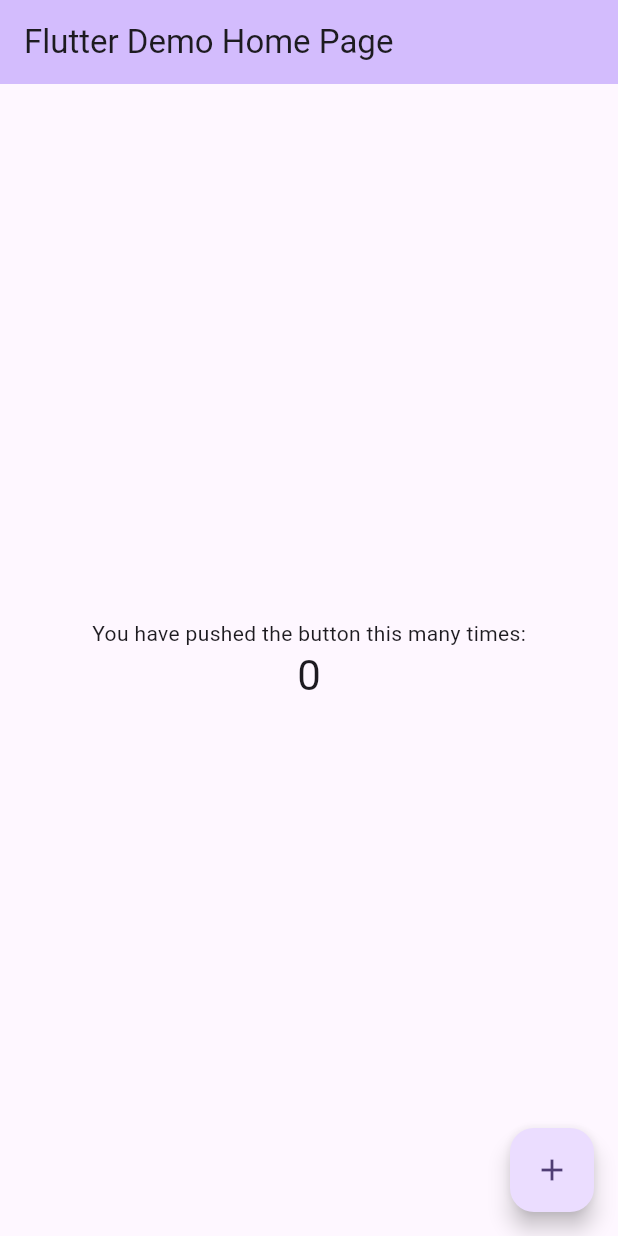
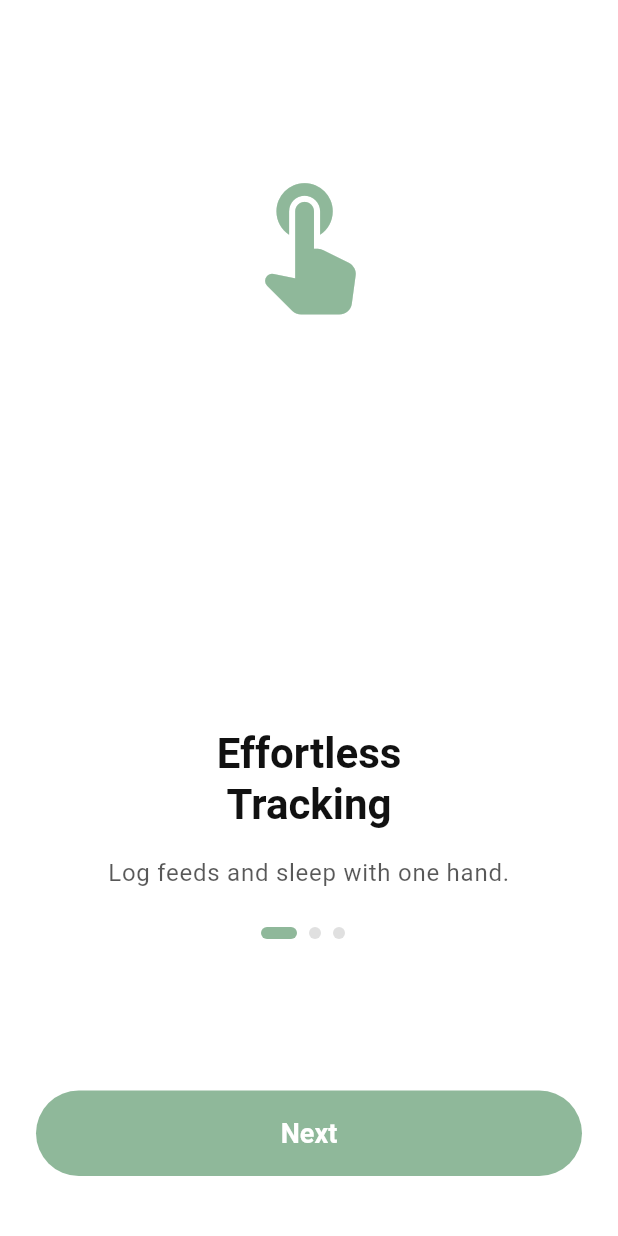
Before and after one commit to Musama987/baby_care, a Flutter app: the screen it shows after launch, on a phone screen of 412 x 824 dp. Run offline on Flutter 3.47's test engine with Material 3 defaults, Android fonts, the phone set to English and light mode, and no system bars; Roboto replaces fonts that are missing (Poppins).

Commit message:
feat: add initial app structure, color definitions, and onboarding screen.

```diff
--- a/lib/main.dart
+++ b/lib/main.dart
@@ -1,4 +1,7 @@
+import 'package:baby_care/screens/onboarding/onboarding.dart';
 import 'package:flutter/material.dart';
+import 'utils/app_themes.dart';
+
 
 void main() {
   runApp(const MyApp());
@@ -7,116 +10,19 @@ void main() {
 class MyApp extends StatelessWidget {
   const MyApp({super.key});
 
-  // This widget is the root of your application.
   @override
   Widget build(BuildContext context) {
     return MaterialApp(
-      title: 'Flutter Demo',
-      theme: ThemeData(
-        // This is the theme of your application.
-        //
-        // TRY THIS: Try running your application with "flutter run". You'll see
-        // the application has a purple toolbar. Then, without quitting the app,
-        // try changing the seedColor in the colorScheme below to Colors.green
-        // and then invoke "hot reload" (save your changes or press the "hot
-        // reload" button in a Flutter-supported IDE, or press "r" if you used
-        // the command line to start the app).
-        //
-        // Notice that the counter didn't reset back to zero; the application
-        // state is not lost during the reload. To reset the state, use hot
-        // restart instead.
-        //
-        // This works for code too, not just values: Most code changes can be
-        // tested with just a hot reload.
-        colorScheme: .fromSeed(seedColor: Colors.deepPurple),
-      ),
-      home: const MyHomePage(title: 'Flutter Demo Home Page'),
+      title: 'Baby Care',
+      debugShowCheckedModeBanner: false,
+
+      // Apply the Custom Themes defined in app_themes.dart
+      theme: AppTheme.lightTheme,
+      darkTheme: AppTheme.darkTheme,
+      themeMode: ThemeMode.system, // Uses device system setting (Light/Dark)
+
+      // Set Onboarding as the home screen
+      home: const OnboardingScreen(),
     );
   }
 }
-
-class MyHomePage extends StatefulWidget {
-  const MyHomePage({super.key, required this.title});
-
-  // This widget is the home page of your application. It is stateful, meaning
-  // that it has a State object (defined below) that contains fields that affect
-  // how it looks.
-
-  // This class is the configuration for the state. It holds the values (in this
-  // case the title) provided by the parent (in this case the App widget) and
-  // used by the build method of the State. Fields in a Widget subclass are
-  // always marked "final".
-
-  final String title;
-
-  @override
-  State<MyHomePage> createState() => _MyHomePageState();
-}
-
-class _MyHomePageState extends State<MyHomePage> {
-  int _counter = 0;
-
-  void _incrementCounter() {
-    setState(() {
-      // This call to setState tells the Flutter framework that something has
-      // changed in this State, which causes it to rerun the build method below
-      // so that the display can reflect the updated values. If we changed
-      // _counter without calling setState(), then the build method would not be
-      // called again, and so nothing would appear to happen.
-      _counter++;
-    });
-  }
-
-  @override
-  Widget build(BuildContext context) {
-    // This method is rerun every time setState is called, for instance as done
-    // by the _incrementCounter method above.
-    //
-    // The Flutter framework has been optimized to make rerunning build methods
-    // fast, so that you can just rebuild anything that needs updating rather
-    // than having to individually change instances of widgets.
-    return Scaffold(
-      appBar: AppBar(
-        // TRY THIS: Try changing the color here to a specific color (to
-        // Colors.amber, perhaps?) and trigger a hot reload to see the AppBar
-        // change color while the other colors stay the same.
-        backgroundColor: Theme.of(context).colorScheme.inversePrimary,
-        // Here we take the value from the MyHomePage object that was created by
-        // the App.build method, and use it to set our appbar title.
-        title: Text(widget.title),
-      ),
-      body: Center(
-        // Center is a layout widget. It takes a single child and positions it
-        // in the middle of the parent.
-        child: Column(
-          // Column is also a layout widget. It takes a list of children and
-          // arranges them vertically. By default, it sizes itself to fit its
-          // children horizontally, and tries to be as tall as its parent.
-          //
-          // Column has various properties to control how it sizes itself and
-          // how it positions its children. Here we use mainAxisAlignment to
-          // center the children vertically; the main axis here is the vertical
-          // axis because Columns are vertical (the cross axis would be
-          // horizontal).
-          //
-          // TRY THIS: Invoke "debug painting" (choose the "Toggle Debug Paint"
-          // action in the IDE, or press "p" in the console), to see the
-          // wireframe for each widget.
-          mainAxisAlignment: .center,
-          children: [
-            const Text('You have pushed the button this many times:'),
-            Text(
-              '$_counter',
-              style: Theme.of(context).textTheme.headlineMedium,
-            ),
-          ],
-        ),
-      ),
-      floatingActionButton: FloatingActionButton(
-        onPressed: _incrementCounter,
-        tooltip: 'Increment',
-        child: const Icon(Icons.add),
-      ),
-    );
-  }
-}
--- a/lib/screens/onboarding/onboarding.dart
+++ b/lib/screens/onboarding/onboarding.dart
@@ -0,0 +1,188 @@
+import 'package:baby_care/utils/app_colors.dart';
+import 'package:flutter/material.dart';
+
+// If you cannot import relative paths, use: import 'package:baby_care/utils/app_colors.dart';
+
+class OnboardingScreen extends StatefulWidget {
+  const OnboardingScreen({super.key});
+
+  @override
+  State<OnboardingScreen> createState() => _OnboardingScreenState();
+}
+
+class _OnboardingScreenState extends State<OnboardingScreen> {
+  final PageController _pageController = PageController();
+  int _currentPage = 0;
+
+  // Data for the three screens based on your reference image
+  final List<Map<String, dynamic>> _onboardingData = [
+    {
+      "title": "Effortless\nTracking",
+      "text": "Log feeds and sleep with one hand.",
+      "icon":
+          Icons.touch_app_rounded, // Placeholder for "Man relaxing with phone"
+    },
+    {
+      "title": "Understand\nTheir Rhythm.",
+      "text": "Spot patterns in growth and behavior.",
+      "icon": Icons.bar_chart_rounded, // Placeholder for "Charts/Graphs"
+    },
+    {
+      "title": "Your Village\nawaits.",
+      "text": "Connect with parents on the same journey.",
+      "icon": Icons.groups_rounded, // Placeholder for "Parents group"
+    },
+  ];
+
+  @override
+  Widget build(BuildContext context) {
+    final theme = Theme.of(context);
+    final size = MediaQuery.of(context).size;
+
+    return Scaffold(
+      backgroundColor: theme.scaffoldBackgroundColor,
+      body: SafeArea(
+        child: Column(
+          children: [
+            Expanded(
+              flex: 3,
+              child: PageView.builder(
+                controller: _pageController,
+                onPageChanged: (value) {
+                  setState(() {
+                    _currentPage = value;
+                  });
+                },
+                itemCount: _onboardingData.length,
+                itemBuilder: (context, index) {
+                  return Padding(
+                    padding: const EdgeInsets.all(24.0),
+                    child: Column(
+                      mainAxisAlignment: MainAxisAlignment.center,
+                      crossAxisAlignment: CrossAxisAlignment.center,
+                      children: [
+                        // IMAGE / ICON AREA
+                        // Replace this Container/Icon with Image.asset(...) for your real images
+                        Container(
+                          height: size.height * 0.35,
+                          width: double.infinity,
+                          decoration: BoxDecoration(
+                            color: AppColors
+                                .surfaceLight, // Using surface color for placeholder bg
+                            borderRadius: BorderRadius.circular(24),
+                          ),
+                          child: Icon(
+                            _onboardingData[index]['icon'],
+                            size: 100,
+                            color: AppColors.primary,
+                          ),
+                        ),
+                        const Spacer(),
+                        // TITLE
+                        Text(
+                          _onboardingData[index]['title'],
+                          textAlign: TextAlign.center,
+                          style: theme.textTheme.displayMedium?.copyWith(
+                            color: theme.colorScheme.onBackground,
+                            height:
+                                1.2, // Fix line height for multi-line titles
+                          ),
+                        ),
+                        const SizedBox(height: 16),
+                        // DESCRIPTION
+                        Text(
+                          _onboardingData[index]['text'],
+                          textAlign: TextAlign.center,
+                          style: theme.textTheme.bodyLarge?.copyWith(
+                            color: theme.colorScheme.onBackground.withOpacity(
+                              0.7,
+                            ),
+                          ),
+                        ),
+                      ],
+                    ),
+                  );
+                },
+              ),
+            ),
+
+            // BOTTOM SECTION (Dots + Button)
+            Expanded(
+              flex: 1,
+              child: Padding(
+                padding: const EdgeInsets.symmetric(horizontal: 24.0),
+                child: Column(
+                  children: [
+                    // Dot Indicator
+                    Row(
+                      mainAxisAlignment: MainAxisAlignment.center,
+                      children: List.generate(
+                        _onboardingData.length,
+                        (index) => buildDot(index: index),
+                      ),
+                    ),
+                    const Spacer(),
+
+                    // Main Action Button
+                    SizedBox(
+                      width: double.infinity,
+                      child: ElevatedButton(
+                        onPressed: () {
+                          if (_currentPage == _onboardingData.length - 1) {
+                            // TODO: Navigate to Login or Home Screen
+                            // Navigator.pushReplacement(context, MaterialPageRoute(builder: (_) => const LoginScreen()));
+                            debugPrint("Navigate to Home/Login");
+                          } else {
+                            _pageController.nextPage(
+                              duration: const Duration(milliseconds: 300),
+                              curve: Curves.easeIn,
+                            );
+                          }
+                        },
+                        style: ElevatedButton.styleFrom(
+                          backgroundColor: AppColors.primary,
+                          // Use the button style defined in AppTheme, but we can override specific props here if needed
+                          padding: const EdgeInsets.symmetric(vertical: 18),
+                          shape: RoundedRectangleBorder(
+                            borderRadius: BorderRadius.circular(30),
+                          ),
+                        ),
+                        child: Text(
+                          _currentPage == _onboardingData.length - 1
+                              ? "Get Started"
+                              : "Next",
+                          style: const TextStyle(
+                            fontSize: 18,
+                            fontWeight: FontWeight.bold,
+                            color: Colors.white,
+                          ),
+                        ),
+                      ),
+                    ),
+                    const SizedBox(height: 40),
+                  ],
+                ),
+              ),
+            ),
+          ],
+        ),
+      ),
+    );
+  }
+
+  // Helper widget for the pagination dots
+  AnimatedContainer buildDot({required int index}) {
+    return AnimatedContainer(
+      duration: const Duration(milliseconds: 200),
+      margin: const EdgeInsets.only(right: 8),
+      height: 8,
+      width: _currentPage == index ? 24 : 8,
+      decoration: BoxDecoration(
+        color: _currentPage == index
+            ? AppColors.primary
+            : AppColors.borderLight, // Inactive color
+        borderRadius: BorderRadius.circular(4),
+      ),
+    );
+  }
+}
--- a/lib/utils/app_colors.dart
+++ b/lib/utils/app_colors.dart
@@ -6,15 +6,17 @@ class AppColors {
 
   // Brand Colors
   // A soft purple extracted from buttons and icons
-  static const Color primary = Color(0xFFA88BFA);
+  static const Color primary = Color.fromARGB(255, 143, 184, 154);
   // A lighter shade of the primary color
-  static const Color primaryLight = Color(0xFFD1C4FB);
+  static const Color primaryLight = Color.fromARGB(255, 143, 184, 154);
   // A darker shade of the primary color
-  static const Color primaryDark = Color(0xFF7E57C2);
+  static const Color primaryDark = Color.fromARGB(255, 143, 184, 154);
 
   // Accent colors from charts and icons
   static const Color accentYellow = Color(0xFFFFD700); // Gold/Yellow for stars
-  static const Color accentGreen = Color(0xFF4CAF50); // Green for growth/success
+  static const Color accentGreen = Color(
+    0xFF4CAF50,
+  ); // Green for growth/success
   static const Color accentBlue = Color(0xFF2196F3); // Blue for charts
   static const Color accentPink = Color(0xFFE91E63); // Pink for charts
 
@@ -23,7 +25,9 @@ class AppColors {
   static const Color surfaceLight = Color(0xFFFFFFFF); // Card background
   static const Color textPrimaryLight = Color(0xFF111111); // Main headings
   static const Color textSecondaryLight = Color(0xFF444444); // Body text
-  static const Color textTertiaryLight = Color(0xFF888888); // Subtitles, captions
+  static const Color textTertiaryLight = Color(
+    0xFF888888,
+  ); // Subtitles, captions
   static const Color borderLight = Color(0xFFE0E0E0);
   static const Color iconLight = Color(0xFF111111);
 
@@ -32,7 +36,9 @@ class AppColors {
   static const Color surfaceDark = Color(0xFF1E1E1E); // Card background
   static const Color textPrimaryDark = Color(0xFFFFFFFF); // Main headings
   static const Color textSecondaryDark = Color(0xFFEEEEEE); // Body text
-  static const Color textTertiaryDark = Color(0xFFAAAAAA); // Subtitles, captions
+  static const Color textTertiaryDark = Color(
+    0xFFAAAAAA,
+  ); // Subtitles, captions
   static const Color borderDark = Color(0xFF333333);
   static const Color iconDark = Color(0xFFFFFFFF);
 
```
